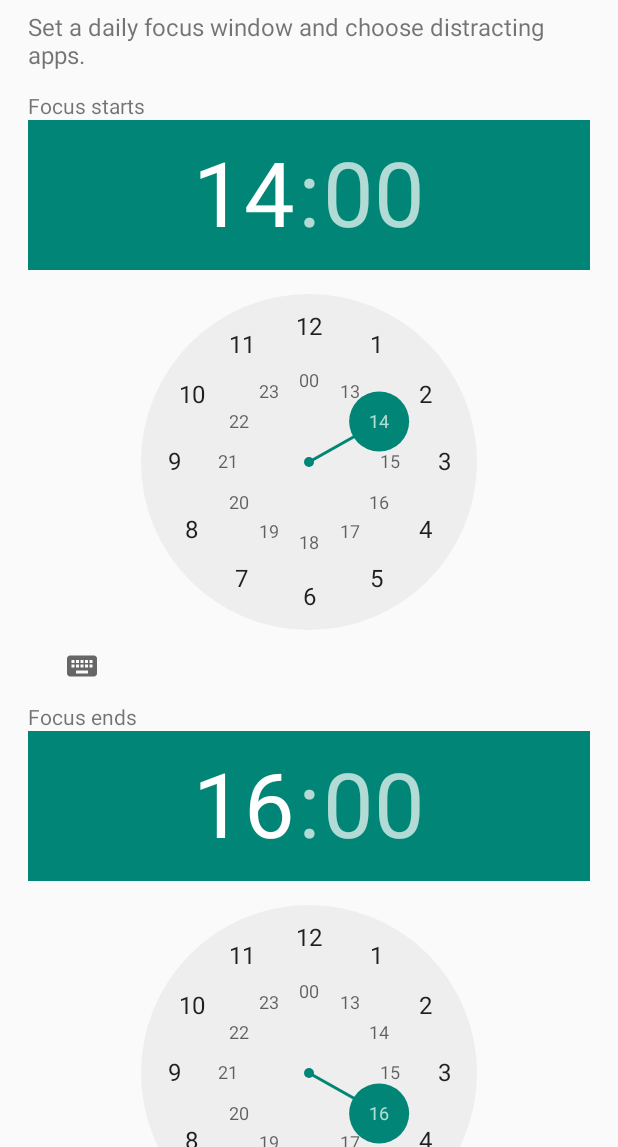
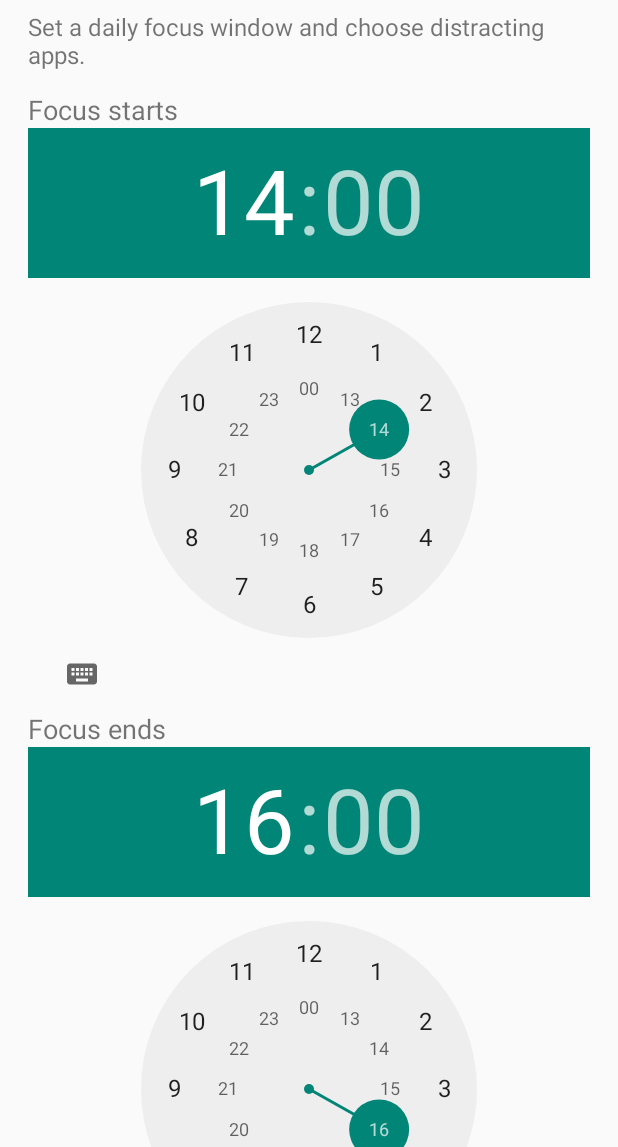
Before and after one commit to Aukiyo-dev/StudyLock, an Android app: the screen it shows after launch (MainActivity), on a phone screen of 412 x 824 dp, the part 89-1236 px from its top. Run offline under Robolectric (Android 15) with nearby library versions, the phone set to English and light mode, and no system bars.

Commit message:
Refactor MainActivity layout and improve readability

```diff
--- a/app/src/main/java/com/studylock/app/MainActivity.kt
+++ b/app/src/main/java/com/studylock/app/MainActivity.kt
@@ -5,6 +5,7 @@ import android.app.AlertDialog
 import android.content.Intent
 import android.os.Bundle
 import android.provider.Settings
+import android.view.Gravity
 import android.widget.Button
 import android.widget.CheckBox
 import android.widget.LinearLayout
@@ -13,65 +14,96 @@ import android.widget.TextView
 import android.widget.TimePicker
 
 class MainActivity : Activity() {
-    private val prefs by lazy { getSharedPreferences("studylock", MODE_PRIVATE) }
+
+    private val prefs by lazy {
+        getSharedPreferences("studylock", MODE_PRIVATE)
+    }
+
     private lateinit var startPicker: TimePicker
     private lateinit var endPicker: TimePicker
+
     private val selected = mutableSetOf<String>()
     private val names = mutableMapOf<String, String>()
 
     override fun onCreate(savedInstanceState: Bundle?) {
         super.onCreate(savedInstanceState)
 
-        selected.addAll(prefs.getStringSet("blocked", emptySet()) ?: emptySet())
+        selected.addAll(
+            prefs.getStringSet("blocked", emptySet()) ?: emptySet()
+        )
 
         val root = LinearLayout(this).apply {
             orientation = LinearLayout.VERTICAL
             setPadding(28, 28, 28, 28)
         }
 
-        root.addView(TextView(this).apply {
+        // Title
+        root.addView(
+            TextView(this).apply {
                 text = "StudyLock"
                 textSize = 30f
-        })
+            }
+        )
 
-        root.addView(TextView(this).apply {
+        // Description
+        root.addView(
+            TextView(this).apply {
                 text = "Set a daily focus window and choose distracting apps."
                 textSize = 16f
                 setPadding(0, 10, 0, 20)
-        })
+            }
+        )
 
-        root.addView(TextView(this).apply {
+        // Start time
+        root.addView(
+            TextView(this).apply {
                 text = "Focus starts"
-        })
+                textSize = 18f
+            }
+        )
 
         startPicker = TimePicker(this).apply {
             setIs24HourView(true)
             hour = prefs.getInt("startHour", 14)
             minute = prefs.getInt("startMinute", 0)
         }
+
         root.addView(startPicker)
 
-        root.addView(TextView(this).apply {
+        // End time
+        root.addView(
+            TextView(this).apply {
                 text = "Focus ends"
-        })
+                textSize = 18f
+            }
+        )
 
         endPicker = TimePicker(this).apply {
             setIs24HourView(true)
             hour = prefs.getInt("endHour", 16)
             minute = prefs.getInt("endMinute", 0)
         }
+
         root.addView(endPicker)
 
-        root.addView(Button(this).apply {
+        // Choose apps button
+        root.addView(
+            Button(this).apply {
                 text = "Choose blocked apps"
+
                 setOnClickListener {
                     showAppPicker()
                 }
-        })
+            }
+        )
 
-        root.addView(Button(this).apply {
+        // Save schedule button
+        root.addView(
+            Button(this).apply {
                 text = "Save schedule"
+
                 setOnClickListener {
+
                     prefs.edit()
                         .putInt("startHour", startPicker.hour)
                         .putInt("startMinute", startPicker.minute)
@@ -81,57 +113,90 @@ class MainActivity : Activity() {
                         .apply()
 
                     AlertDialog.Builder(this@MainActivity)
-                    .setMessage("Schedule saved. The blocker runs only while Accessibility is enabled.")
+                        .setTitle("StudyLock")
+                        .setMessage(
+                            "Schedule saved. The blocker operates while Accessibility is enabled."
+                        )
                         .setPositiveButton("OK", null)
                         .show()
                 }
-        })
+            }
+        )
 
-        root.addView(Button(this).apply {
+        // Overlay permission
+        root.addView(
+            Button(this).apply {
                 text = "Enable overlay permission"
+
                 setOnClickListener {
-                startActivity(
+                    this@MainActivity.startActivity(
                         Intent(Settings.ACTION_MANAGE_OVERLAY_PERMISSION)
                     )
                 }
-        })
+            }
+        )
 
-        root.addView(Button(this).apply {
+        // Accessibility permission
+        root.addView(
+            Button(this).apply {
                 text = "Enable Accessibility blocker"
+
                 setOnClickListener {
-                startActivity(
+                    this@MainActivity.startActivity(
                         Intent(Settings.ACTION_ACCESSIBILITY_SETTINGS)
                     )
                 }
-        })
+            }
+        )
 
-        root.addView(TextView(this).apply {
-            text = "This prototype is transparent and can be disabled in Android Settings. It is not tamper-proof."
+        // Information
+        root.addView(
+            TextView(this).apply {
+                text = """
+
+                    About StudyLock
+
+                    This prototype is transparent and can be disabled in Android Settings.
+                    It is not tamper-proof.
+                """.trimIndent()
+
+                textSize = 14f
                 setPadding(0, 18, 0, 0)
-        })
+            }
+        )
 
-        setContentView(ScrollView(this).apply {
+        val scrollView = ScrollView(this).apply {
             addView(root)
-        })
+        }
+
+        setContentView(scrollView)
     }
 
     private fun showAppPicker() {
+
         val pm = packageManager
 
-        val launchIntent = Intent(Intent.ACTION_MAIN)
-            .addCategory(Intent.CATEGORY_LAUNCHER)
+        val launchIntent = Intent(Intent.ACTION_MAIN).apply {
+            addCategory(Intent.CATEGORY_LAUNCHER)
+        }
 
         val apps = pm.queryIntentActivities(launchIntent, 0)
             .mapNotNull { ri ->
+
                 val pkg = ri.activityInfo?.packageName
                     ?: return@mapNotNull null
 
-                if (pkg == packageName || pkg == "com.android.settings") {
+                // Exclude StudyLock and Android Settings
+                if (pkg == packageName ||
+                    pkg == "com.android.settings"
+                ) {
                     return@mapNotNull null
                 }
 
                 val label = ri.loadLabel(pm).toString()
+
                 names[pkg] = label
+
                 pkg to label
             }
             .distinctBy { it.first }
@@ -139,6 +204,7 @@ class MainActivity : Activity() {
 
         val container = LinearLayout(this).apply {
             orientation = LinearLayout.VERTICAL
+            setPadding(20, 10, 20, 10)
         }
 
         val scroll = ScrollView(this).apply {
@@ -146,24 +212,29 @@ class MainActivity : Activity() {
         }
 
         apps.forEach { (pkg, label) ->
-            container.addView(CheckBox(this).apply {
+
+            container.addView(
+                CheckBox(this).apply {
                     text = label
                     isChecked = selected.contains(pkg)
 
                     setOnCheckedChangeListener { _, checked ->
+
                         if (checked) {
                             selected.add(pkg)
                         } else {
                             selected.remove(pkg)
                         }
                     }
-            })
+                }
+            )
         }
 
-        AlertDialog.Builder(this@MainActivity)
+        AlertDialog.Builder(this)
             .setTitle("Apps to block")
             .setView(scroll)
             .setPositiveButton("Done", null)
+            .setNegativeButton("Cancel", null)
             .show()
     }
 }
```
Lines whose indentation alone changed are shown as unchanged.
